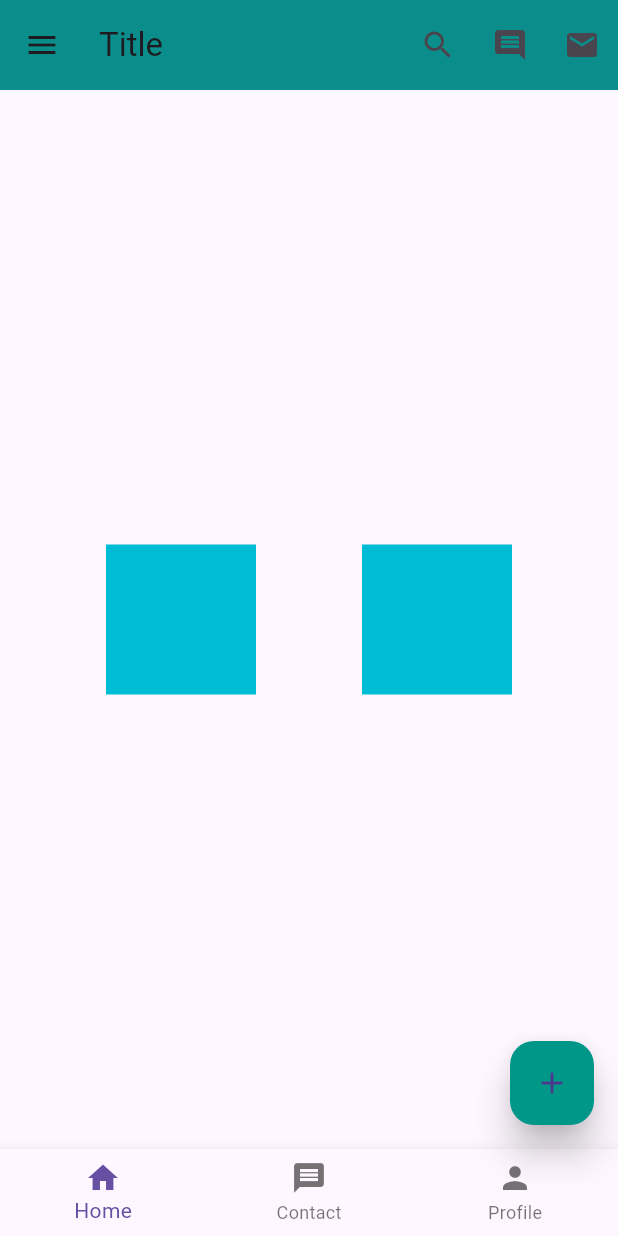
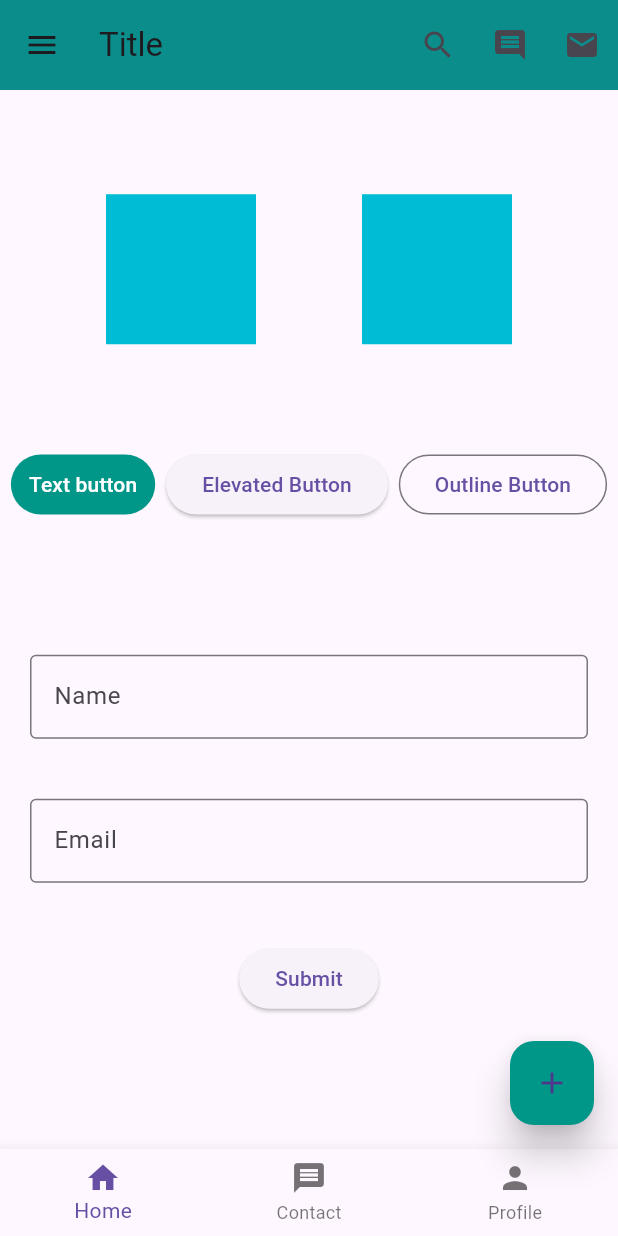
Before and after one commit to sabbir-62/Flutter, a Flutter app: the screen it shows after launch, on a phone screen of 412 x 824 dp. Run offline on Flutter 3.47's test engine with Material 3 defaults, Android fonts, the phone set to English and light mode, and no system bars.

Commit message:
add form

```diff
--- a/lib/main.dart
+++ b/lib/main.dart
@@ -1,6 +1,15 @@
 import 'package:flutter/cupertino.dart';
 import 'package:flutter/material.dart';
 import 'package:flutter/rendering.dart';
+import 'package:new_app/widgets/alert_dialog.dart';
+import 'package:new_app/widgets/appbar.dart';
+import 'package:new_app/widgets/bottom_navigation_bar.dart';
+import 'package:new_app/widgets/box.dart';
+import 'package:new_app/widgets/buttons.dart';
+import 'package:new_app/widgets/drawer.dart';
+import 'package:new_app/widgets/floating_action_button.dart';
+import 'package:new_app/widgets/form.dart';
+import 'package:new_app/widgets/snake_bar.dart';
 
 void main() {
   runApp(const MyApp());
@@ -25,99 +34,21 @@ class MyApp extends StatelessWidget {
 class HomeActivity extends StatelessWidget {
   const HomeActivity({super.key});
 
-  mySnakeBar(message, context){
-    ScaffoldMessenger.of(context).showSnackBar(
-      SnackBar(content: Text(message))
-    );
-  }
   @override
   Widget build(BuildContext context) {
     return Scaffold(
-      appBar: AppBar(
-        title: const Text("Title"),
-        titleSpacing: 10,
-        toolbarHeight: 60,
-        toolbarOpacity: 1,
-        elevation: 6,
-        backgroundColor: Colors.teal,
-        actions: [
-          IconButton(onPressed: (){mySnakeBar("Hello, I am Search", context);}, icon: const Icon(Icons.search)),
-          IconButton(onPressed: (){mySnakeBar("Hello, I am Comment", context);}, icon: const Icon(Icons.comment)),
-          IconButton(onPressed: (){mySnakeBar("Hello, I am Email", context);}, icon: const Icon(Icons.email))
-        ],
-      ),
-      floatingActionButton: FloatingActionButton(
-        elevation: 10,
-        onPressed: (){
-          mySnakeBar("I am floating action button", context);
-        },
-        backgroundColor: Colors.teal,
-        child: const Icon(Icons.add),
-      ),
-      bottomNavigationBar: BottomNavigationBar(
-        currentIndex: 0,
-        items: const [
-          BottomNavigationBarItem(icon: Icon(Icons.home), label: "Home"),
-          BottomNavigationBarItem(icon: Icon(Icons.message), label: "Contact"),
-          BottomNavigationBarItem(icon: Icon(Icons.person), label: "Profile"),
-        ],
-        onTap: (int index){
-          if(index == 0){
-            mySnakeBar("I am home", context);
-          }
-          if(index == 1){
-          mySnakeBar("I am contact", context);
-          }
-          if(index == 2){
-            mySnakeBar("I am profile", context);
-          }
-        },
-      ),
-      drawer: Drawer(
-        child: ListView(
-          children: [
-            DrawerHeader(
-                padding: const EdgeInsets.all(0),
-                child: UserAccountsDrawerHeader(
-                    decoration: const BoxDecoration(color: Colors.teal),
-                    accountName: const Text("Sabbir"),
-                    accountEmail: const Text("sabbir.hossain.se62@gmail.com"),
-                    currentAccountPicture: Image.network("https://cdn-icons-png.flaticon.com/512/7077/7077313.png"),
-                )
-            ),
-            ListTile(
-                leading: const Icon(Icons.home),
-                title: const Text("Home"),
-                onTap: (){mySnakeBar("This is home", context);},
-            ),
-            ListTile(
-              leading: const Icon(Icons.person),
-              title: const Text("Profile"),
-              onTap: (){mySnakeBar("This is profile", context);},
-            ),
-            ListTile(
-              leading: const Icon(Icons.mail),
-              title: const Text("Contact"),
-              onTap: (){mySnakeBar("This is contact", context);},
-            )
-          ],
-        ),
-      ),
+      appBar: buildAppBar(context, mySnakeBar),
+      floatingActionButton: buildFloatingActionButton(context, mySnakeBar),
+      bottomNavigationBar: buildBottomNavigationBar(context, mySnakeBar),
+      drawer: buildDrawer(context, mySnakeBar),
       body: Container(
         alignment: Alignment.center,
-        child: Row(
+        child: const Column(
           mainAxisAlignment: MainAxisAlignment.spaceEvenly,
           children: [
-            Container(
-              height: 100,
-              width: 100,
-              color: Colors.cyan,
-            ),
-            Container(
-              height: 100,
-              width: 100,
-              color: Colors.cyan,
-            )
+             Box(), // Use the FirstRow widget
+             Buttons(mySnakeBar: mySnakeBar, myAlertDialog: myAlertDialog), // Use the SecondRow widget
+             InputForm(mySnakeBar: mySnakeBar)
           ],
         ),
       ),
--- /dev/null
+++ b/lib/widgets/alert_dialog.dart
@@ -0,0 +1,32 @@
+import 'package:flutter/material.dart';
+
+AlertDialog buildAlertDialog(BuildContext context, mySnakeBar) {
+  return AlertDialog(
+    title: const Text("Alert Dialog"),
+    content: const Text("Do you want to delete?"),
+    actions: [
+      TextButton(
+        onPressed: () {
+          Navigator.of(context).pop();
+          mySnakeBar("This is alert", context);
+        },
+        child: const Text("Yes"),
+      ),
+      TextButton(
+        onPressed: () {
+          Navigator.of(context).pop();
+        },
+        child: const Text("No"),
+      ),
+    ],
+  );
+}
+
+void myAlertDialog(BuildContext context, mySnakeBar) {
+  showDialog(
+    context: context,
+    builder: (BuildContext context) {
+      return buildAlertDialog(context, mySnakeBar);
+    },
+  );
+}
--- /dev/null
+++ b/lib/widgets/appbar.dart
@@ -0,0 +1,31 @@
+// appbar.dart
+import 'package:flutter/material.dart';
+
+// Define your custom AppBar in a function to make it reusable
+AppBar buildAppBar(BuildContext context, mySnakeBar) {
+  return AppBar(
+    title: const Text("Title"),
+    titleSpacing: 10,
+    toolbarHeight: 60,
+    toolbarOpacity: 1,
+    elevation: 6,
+    backgroundColor: Colors.teal,
+    actions: [
+      IconButton(
+          onPressed: () {
+            mySnakeBar("Hello, I am Search", context);
+          },
+          icon: const Icon(Icons.search)),
+      IconButton(
+          onPressed: () {
+            mySnakeBar("Hello, I am Comment", context);
+          },
+          icon: const Icon(Icons.comment)),
+      IconButton(
+          onPressed: () {
+            mySnakeBar("Hello, I am Email", context);
+          },
+          icon: const Icon(Icons.email)),
+    ],
+  );
+}
--- /dev/null
+++ b/lib/widgets/bottom_navigation_bar.dart
@@ -0,0 +1,24 @@
+import 'package:flutter/cupertino.dart';
+import 'package:flutter/material.dart';
+
+BottomNavigationBar buildBottomNavigationBar(BuildContext context, mySnakeBar){
+  return BottomNavigationBar(
+    currentIndex: 0,
+    items: const [
+      BottomNavigationBarItem(icon: Icon(Icons.home), label: "Home"),
+      BottomNavigationBarItem(icon: Icon(Icons.message), label: "Contact"),
+      BottomNavigationBarItem(icon: Icon(Icons.person), label: "Profile"),
+    ],
+    onTap: (int index){
+      if(index == 0){
+        mySnakeBar("I am home", context);
+      }
+      if(index == 1){
+        mySnakeBar("I am contact", context);
+      }
+      if(index == 2){
+        mySnakeBar("I am profile", context);
+      }
+    },
+  );
+}
--- /dev/null
+++ b/lib/widgets/box.dart
@@ -0,0 +1,25 @@
+// first_row.dart
+import 'package:flutter/material.dart';
+
+class Box extends StatelessWidget {
+  const Box({super.key});
+
+  @override
+  Widget build(BuildContext context) {
+    return Row(
+      mainAxisAlignment: MainAxisAlignment.spaceEvenly,
+      children: [
+        Container(
+          height: 100,
+          width: 100,
+          color: Colors.cyan,
+        ),
+        Container(
+          height: 100,
+          width: 100,
+          color: Colors.cyan,
+        ),
+      ],
+    );
+  }
+}
--- /dev/null
+++ b/lib/widgets/buttons.dart
@@ -0,0 +1,42 @@
+// second_row.dart
+import 'package:flutter/material.dart';
+
+class Buttons extends StatelessWidget {
+  final Function(String, BuildContext) mySnakeBar;
+  final Function(BuildContext, Function(String, BuildContext)) myAlertDialog;
+
+  const Buttons({super.key, required this.mySnakeBar, required this.myAlertDialog});
+
+  @override
+  Widget build(BuildContext context) {
+    return Row(
+      mainAxisAlignment: MainAxisAlignment.spaceEvenly,
+      children: [
+        TextButton(
+          onPressed: () {
+            mySnakeBar("This is text button", context);
+          },
+          style: TextButton.styleFrom(
+            backgroundColor: Colors.teal,
+          ),
+          child: const Text(
+            "Text button",
+            style: TextStyle(color: Colors.white),
+          ),
+        ),
+        ElevatedButton(
+          onPressed: () {
+            mySnakeBar("This is Elevated button", context);
+          },
+          child: const Text("Elevated Button"),
+        ),
+        OutlinedButton(
+          onPressed: () {
+            myAlertDialog(context, mySnakeBar);
+          },
+          child: const Text("Outline Button"),
+        ),
+      ],
+    );
+  }
+}
--- /dev/null
+++ b/lib/widgets/drawer.dart
@@ -0,0 +1,35 @@
+import 'package:flutter/cupertino.dart';
+import 'package:flutter/material.dart';
+
+Drawer buildDrawer(BuildContext context, mySnakeBar){
+  return Drawer(
+  child: ListView(
+    children: [
+      DrawerHeader(
+          padding: const EdgeInsets.all(0),
+          child: UserAccountsDrawerHeader(
+            decoration: const BoxDecoration(color: Colors.teal),
+            accountName: const Text("Sabbir"),
+            accountEmail: const Text("sabbir.hossain.se62@gmail.com"),
+            currentAccountPicture: Image.network("https://cdn-icons-png.flaticon.com/512/7077/7077313.png"),
+          )
+      ),
+      ListTile(
+        leading: const Icon(Icons.home),
+        title: const Text("Home"),
+        onTap: (){mySnakeBar("This is home", context);},
+      ),
+      ListTile(
+        leading: const Icon(Icons.person),
+        title: const Text("Profile"),
+        onTap: (){mySnakeBar("This is profile", context);},
+      ),
+      ListTile(
+        leading: const Icon(Icons.mail),
+        title: const Text("Contact"),
+        onTap: (){mySnakeBar("This is contact", context);},
+      )
+    ],
+  ),
+  );
+}
--- /dev/null
+++ b/lib/widgets/floating_action_button.dart
@@ -0,0 +1,13 @@
+import 'package:flutter/cupertino.dart';
+import 'package:flutter/material.dart';
+
+FloatingActionButton buildFloatingActionButton(BuildContext context, mySnakeBar){
+  return FloatingActionButton(
+    elevation: 10,
+    onPressed: (){
+      mySnakeBar("I am floating action button", context);
+    },
+    backgroundColor: Colors.teal,
+    child: const Icon(Icons.add),
+  );
+}
--- /dev/null
+++ b/lib/widgets/form.dart
@@ -0,0 +1,41 @@
+import 'package:flutter/material.dart';
+
+class InputForm extends StatelessWidget{
+  final Function(String, BuildContext) mySnakeBar;
+
+  const InputForm({super.key, required this.mySnakeBar});
+
+  @override
+  Widget build(BuildContext context) {
+    return Column(
+      children: [
+        const Padding(
+            padding: EdgeInsets.all(20),
+            child: TextField(
+              decoration: InputDecoration(
+                border: OutlineInputBorder(),
+                label: Text("Name")
+              ),
+            ),
+        ),
+        const Padding(
+          padding: EdgeInsets.all(20),
+          child: TextField(
+            decoration: InputDecoration(
+                border: OutlineInputBorder(),
+                label: Text("Email")
+            ),
+          ),
+        ),
+        Padding(
+          padding: const EdgeInsets.all(20),
+          child: ElevatedButton(
+              onPressed: (){mySnakeBar("This is submit button", context);},
+              child: const Text("Submit")
+          )
+        )
+      ],
+    );
+  }
+
+}
--- /dev/null
+++ b/lib/widgets/snake_bar.dart
@@ -0,0 +1,11 @@
+// snakebar.dart
+import 'package:flutter/material.dart';
+
+void mySnakeBar(String message, BuildContext context) {
+  ScaffoldMessenger.of(context).showSnackBar(
+    SnackBar(
+      content: Text(message),
+      duration: const Duration(seconds: 2), // You can adjust the duration
+    ),
+  );
+}
```
